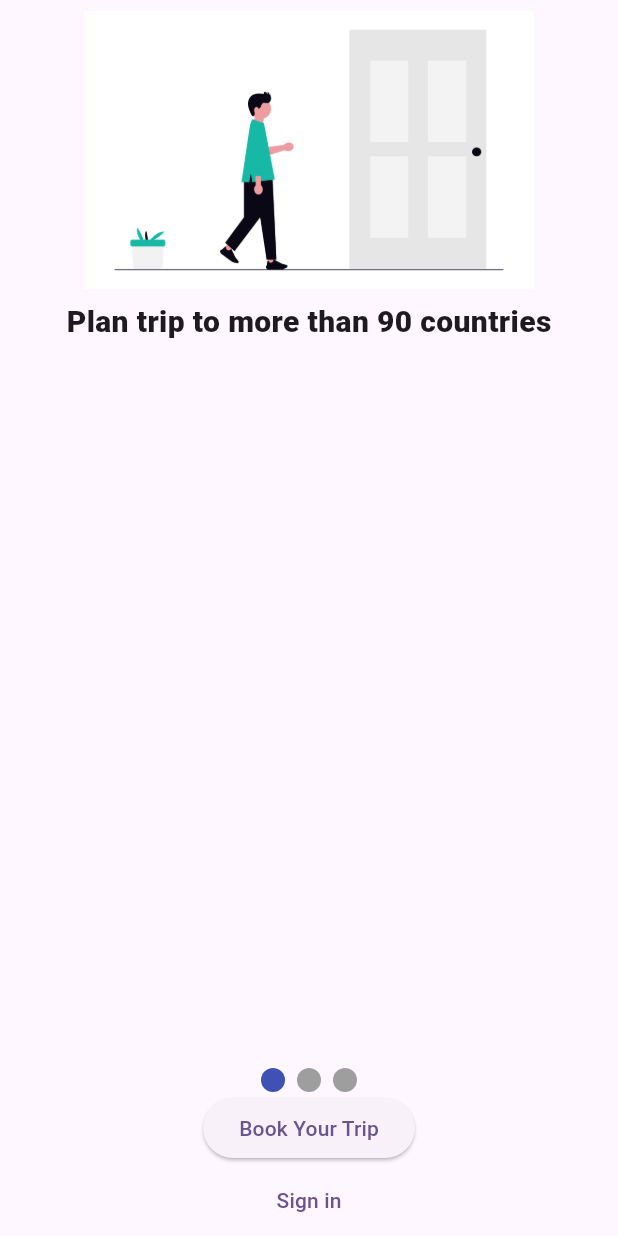
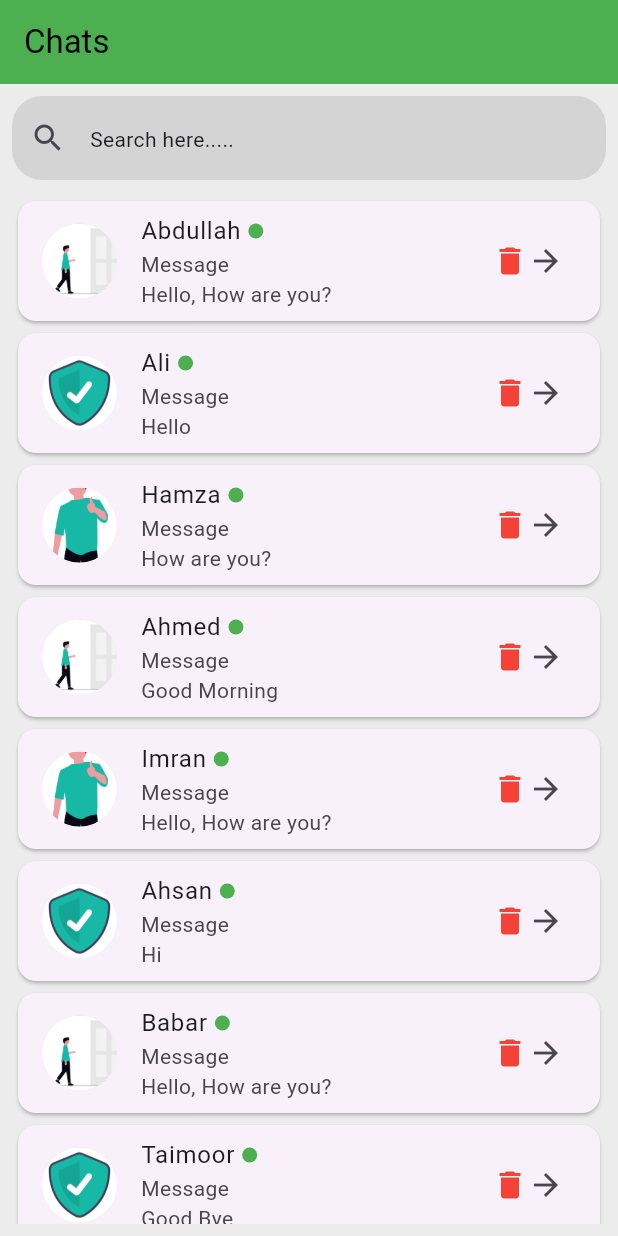
Before and after one commit to AbRehman536/mehreen_frontend, a Flutter app: the screen it shows after launch, on a phone screen of 412 x 824 dp. Run offline on Flutter 3.47's test engine with Material 3 defaults, Android fonts, the light colour scheme and no system bars; drawn by our look-alikes of smooth_page_indicator.

Commit message:
list view done

```diff
--- /dev/null
+++ b/lib/list_view.dart
@@ -0,0 +1,119 @@
+import 'package:flutter/material.dart';
+import 'package:mehreen_frontend/models/chatList.dart';
+
+class ListViewScreen extends StatefulWidget {
+  const ListViewScreen({super.key});
+
+  @override
+  State<ListViewScreen> createState() => _ListViewScreenState();
+}
+
+class _ListViewScreenState extends State<ListViewScreen> {
+  List<ChatListModel> chatList = [
+    ChatListModel(
+        image: "assets/images/onBoarding1.png",
+        name: "Abdullah",
+        message: "Hello, How are you?"),
+    ChatListModel(
+        image: "assets/images/onBoarding2.png",
+        name: "Ali",
+        message: "Hello"),
+    ChatListModel(
+        image: "assets/images/onBoarding3.png",
+        name: "Hamza",
+        message: "How are you?"),
+    ChatListModel(
+        image: "assets/images/onBoarding1.png",
+        name: "Ahmed",
+        message: "Good Morning"),
+    ChatListModel(
+        image: "assets/images/onBoarding3.png",
+        name: "Imran",
+        message: "Hello, How are you?"),
+    ChatListModel(
+        image: "assets/images/onBoarding2.png",
+        name: "Ahsan",
+        message: "Hi"),
+    ChatListModel(
+        image: "assets/images/onBoarding1.png",
+        name: "Babar",
+        message: "Hello, How are you?"),
+    ChatListModel(
+        image: "assets/images/onBoarding2.png",
+        name: "Taimoor",
+        message: "Good Bye"),
+  ];
+  @override
+  Widget build(BuildContext context) {
+    return Scaffold(
+      backgroundColor: Colors.grey.withOpacity(0.2),
+      appBar: AppBar(
+        title: Text("Chats"),
+        backgroundColor: Colors.green,
+        foregroundColor: Colors.black,
+      ),
+      body: Padding(
+        padding: const EdgeInsets.all(8.0),
+        child: Column(
+          children: [
+            TextField(
+              decoration: InputDecoration(
+                fillColor: Colors.grey.withOpacity(0.3),
+                filled: true,
+                hint: Text("Search here....."),
+                prefixIcon: Icon(Icons.search),
+                border: OutlineInputBorder(
+                  borderRadius: BorderRadius.circular(20),
+                  borderSide: BorderSide.none
+                )
+              ),
+            ),
+            SizedBox(height: 10,),
+            Expanded(
+              child: ListView.builder(
+                itemCount: chatList.length,
+                itemBuilder: (BuildContext context, int index) {
+                return Card(
+                  child: ListTile(
+                    leading: CircleAvatar(
+                      radius: 25,
+                      backgroundImage: AssetImage(chatList[index].image.toString()),
+                    ),
+                    title: Row(
+                      children: [
+                        Text(chatList[index].name.toString()),
+                        SizedBox(width: 5,),
+                        Container(
+                          height: 10,
+                          width: 10,
+                          decoration: BoxDecoration(
+                            shape: BoxShape.circle,
+                            color: Colors.green
+                          ),
+                        )
+                      ],
+                    ),
+                    subtitle: Column(
+                      crossAxisAlignment: CrossAxisAlignment.start,
+                      children: [
+                        Text("Message"),
+                        Text(chatList[index].message.toString()),
+                      ],
+                    ),
+                    trailing: Row(
+                      mainAxisSize: MainAxisSize.min,
+                      children: [
+                        Icon(Icons.delete,color: Colors.red,),
+                        Icon(Icons.arrow_forward),
+                      ],
+                    ),
+                  ),
+                );
+              },),
+            ),
+          ],
+        ),
+      ),
+    );
+  }
+}
--- a/lib/main.dart
+++ b/lib/main.dart
@@ -1,6 +1,7 @@
 import 'package:flutter/material.dart';
 import 'package:mehreen_frontend/app_bar.dart';
 import 'package:mehreen_frontend/images.dart';
+import 'package:mehreen_frontend/list_view.dart';
 import 'package:mehreen_frontend/login_form.dart';
 import 'package:mehreen_frontend/pageView.dart';
 
@@ -35,7 +36,7 @@ class MyApp extends StatelessWidget {
         // tested with just a hot reload.
         colorScheme: .fromSeed(seedColor: Colors.deepPurple),
       ),
-      home: OnBoardingScreen()
+      home: ListViewScreen()
     );
   }
 }
--- /dev/null
+++ b/lib/models/chatList.dart
@@ -0,0 +1,7 @@
+class ChatListModel{
+  final String image;
+  final String name;
+  final String message;
+
+  ChatListModel({required this.image, required this.name, required this.message});
+}
```
